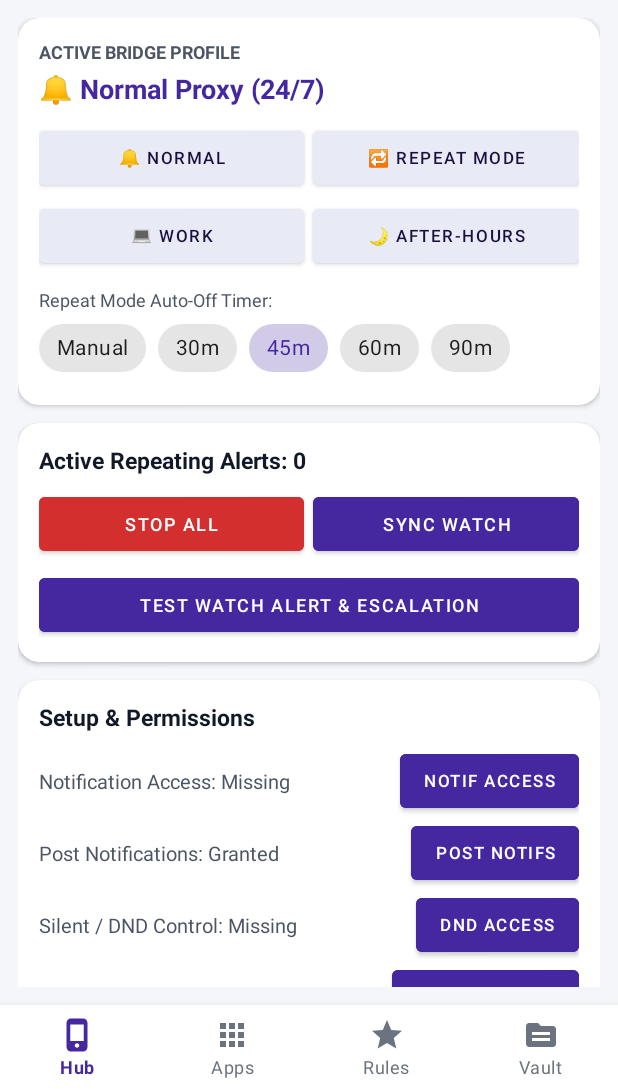
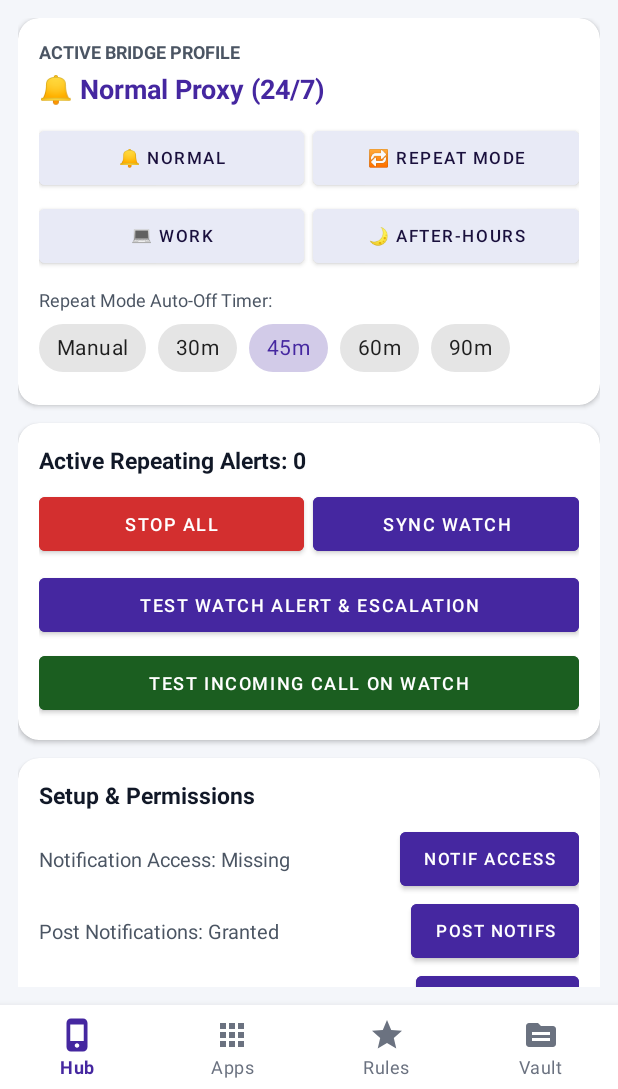
Before and after one commit to ismael6499/watch-bridge, an Android app: the screen it shows after launch (MainActivity), on a phone screen of 412 x 824 dp, the part 147-1236 px from its top. Run offline under Robolectric (Android 15) with nearby library versions, the phone set to English and light mode, and no system bars; our stand-ins replace Room's generated code; 3 statements that could not run were skipped.

Commit message:
feat: add test incoming call trigger button on phone hub

```diff
--- a/app/src/main/java/com/nitsutech/watchbridge/ui/MainActivity.java
+++ b/app/src/main/java/com/nitsutech/watchbridge/ui/MainActivity.java
@@ -358,6 +358,11 @@ public class MainActivity extends AppCompatActivity {
         findViewById(R.id.btn_test_watch_alert).setOnClickListener(v -> {
             ProfileController.triggerTestAlert(this);
             Toast.makeText(this, R.string.toast_test_alert_sent, Toast.LENGTH_SHORT).show();
+        });
+
+        findViewById(R.id.btn_test_watch_call).setOnClickListener(v -> {
+            ProfileController.triggerTestCall(this);
+            Toast.makeText(this, R.string.toast_test_call_sent, Toast.LENGTH_SHORT).show();
         });
     }
 
--- a/app/src/main/res/layout/activity_main.xml
+++ b/app/src/main/res/layout/activity_main.xml
@@ -264,6 +264,16 @@
                             android:layout_marginTop="6dp"
                             android:backgroundTint="@color/brand_primary"
                             android:text="@string/btn_test_watch_alert"
+                            android:textColor="#FFFFFF"
+                            android:textSize="12sp" />
+
+                        <Button
+                            android:id="@+id/btn_test_watch_call"
+                            android:layout_width="match_parent"
+                            android:layout_height="wrap_content"
+                            android:layout_marginTop="4dp"
+                            android:backgroundTint="#1B5E20"
+                            android:text="@string/btn_test_watch_call"
                             android:textColor="#FFFFFF"
                             android:textSize="12sp" />
                     </LinearLayout>
--- a/app/src/main/res/values/strings.xml
+++ b/app/src/main/res/values/strings.xml
@@ -62,6 +62,7 @@
     <string name="btn_stop_all">Stop All</string>
     <string name="btn_sync_watch">Sync Watch</string>
     <string name="btn_test_watch_alert">Test Watch Alert &amp; Escalation</string>
+    <string name="btn_test_watch_call">Test Incoming Call on Watch</string>
 
     <!-- Permissions -->
     <string name="section_permissions">Setup &amp; Permissions</string>
@@ -221,6 +222,7 @@
     <string name="toast_sync_sent">Synced state to Galaxy Watch</string>
     <string name="toast_alerts_stopped">All repeating alerts stopped</string>
     <string name="toast_test_alert_sent">Test alert started (repeats every 10s until dismissed)</string>
+    <string name="toast_test_call_sent">Test incoming call sent to Galaxy Watch</string>
     <string name="toast_saved">Settings saved</string>
     <string name="toast_no_recent_contacts">No recent notifications captured yet</string>
 </resources>
```
Also changed, not shown: app/src/main/java/com/nitsutech/watchbridge/service/ProfileController.java (+19 -0 lines), 1 other file.
